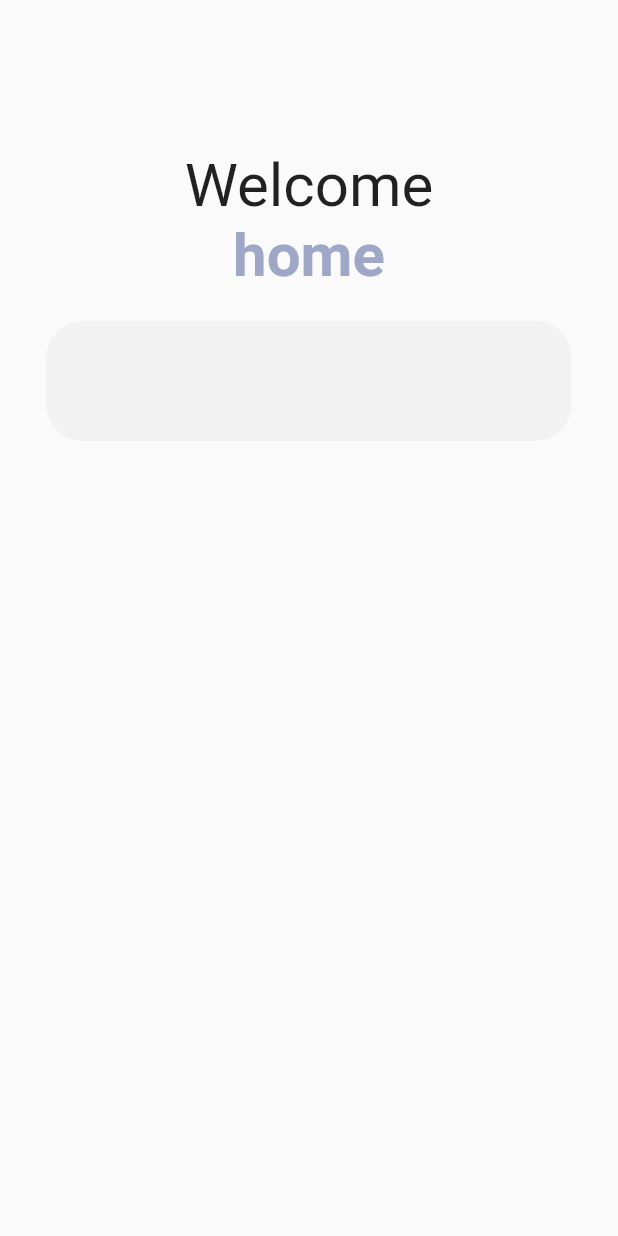
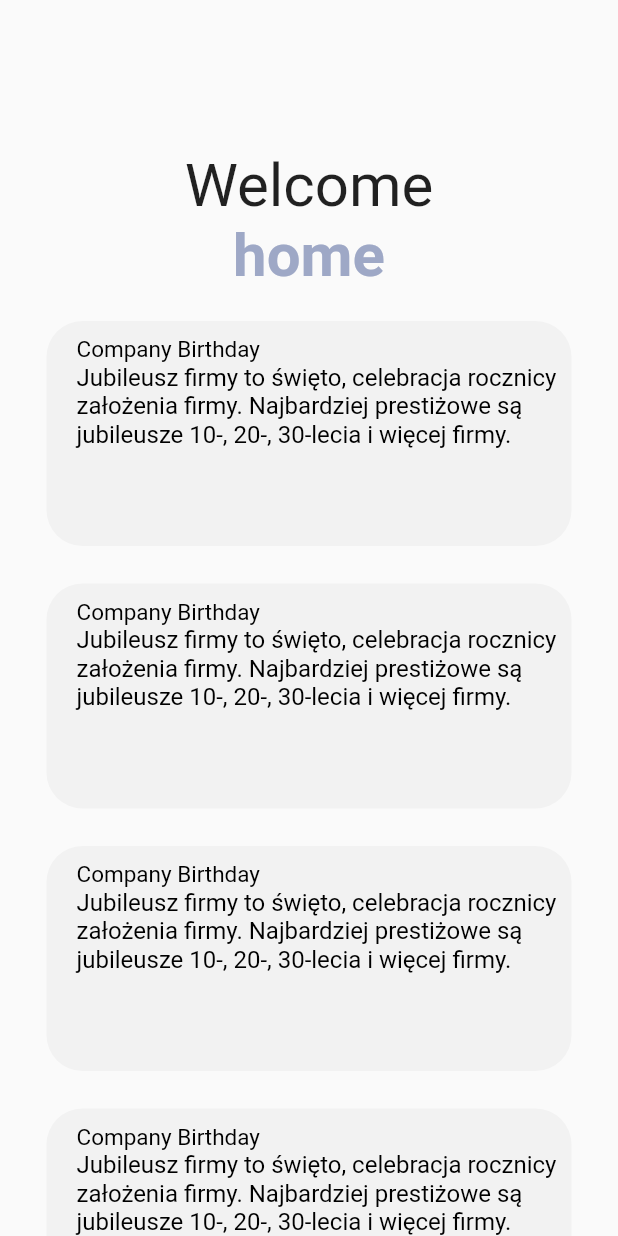
Before and after one commit to KamilJuraszek/home_screen, a Flutter app: the screen it shows after launch, on a phone screen of 412 x 824 dp. Run offline on Flutter 3.47's test engine with Material 2 defaults, Android fonts, the phone set to English and light mode, and no system bars.

Commit message:
Initial commit

```diff
--- a/lib/main.dart
+++ b/lib/main.dart
@@ -10,10 +10,8 @@ class MyApp extends StatelessWidget {
   @override
   Widget build(BuildContext context) {
     return MaterialApp(
+      debugShowCheckedModeBanner: false,
       title: 'Home Screen',
-      theme: ThemeData(
-        primarySwatch: Colors.blue,
-      ),
       home: const MyHomePage(title: 'Home'),
     );
   }
@@ -36,9 +34,11 @@ class _MyHomePageState extends State<MyHomePage> {
     return Scaffold(
       body: SingleChildScrollView(
         child: Column(
+          mainAxisAlignment: MainAxisAlignment.spaceEvenly,
           children: [Padding(
             padding: EdgeInsets.only(top: 100),
-            child: Text(
+            child:
+            Text(
               'Welcome',
               style: TextStyle(
                 fontSize: 40),
@@ -47,7 +47,7 @@ class _MyHomePageState extends State<MyHomePage> {
             Text(
               'home',
                 style: TextStyle(
-                  color: Color(0xff9ea8c6),
+                    color: Color(0xff9ea8c6),
                 fontWeight: FontWeight.bold,
                 fontSize: 40),
             ),
@@ -58,11 +58,141 @@ class _MyHomePageState extends State<MyHomePage> {
               children: [
                 Container(
                   width: 350,
-                  height: 80,
+                  height: 150,
                   decoration: BoxDecoration(
                      borderRadius: BorderRadius.circular(24.0),
                     color: Color(0xfff2f2f2),
                   ),
+                  child:
+                    Padding(
+                      padding: EdgeInsets.only(left:20, top:10, bottom: 5, right: 10),
+                      child: Column(
+                        mainAxisSize: MainAxisSize.min,
+                        crossAxisAlignment: CrossAxisAlignment.start,
+                        children: [
+                          Text(
+                            'Company Birthday',
+                            style: TextStyle(
+                                fontSize: 15,
+                                color: Colors.black),
+                          ),
+                          Text(
+                            'Jubileusz firmy to święto, celebracja rocznicy założenia firmy. Najbardziej prestiżowe są jubileusze 10-, 20-, 30-lecia i więcej firmy.',
+                            style: TextStyle(
+                                fontSize: 16,
+                                color: Colors.black),
+                          ),
+                        ],
+                      ),
+                    ),
+                ),
+            ],
+            ),
+            Row(
+              mainAxisAlignment: MainAxisAlignment.center,
+              children: [
+                Padding(padding: EdgeInsets.only(top: 200),),
+                Container(
+                    width: 350,
+                    height: 150,
+                    decoration: BoxDecoration(
+                      borderRadius: BorderRadius.circular(24.0),
+                      color: Color(0xfff2f2f2),
+                    ),
+                    child:
+                    Padding(
+                      padding: EdgeInsets.only(left:20, top:10, bottom: 5, right: 10),
+                      child: Column(
+                        mainAxisSize: MainAxisSize.min,
+                        crossAxisAlignment: CrossAxisAlignment.start,
+                        children: [
+                          Text(
+                            'Company Birthday',
+                            style: TextStyle(
+                                fontSize: 15,
+                                color: Colors.black),
+                          ),
+                          Text(
+                            'Jubileusz firmy to święto, celebracja rocznicy założenia firmy. Najbardziej prestiżowe są jubileusze 10-, 20-, 30-lecia i więcej firmy.',
+                            style: TextStyle(
+                                fontSize: 16,
+                                color: Colors.black),
+                          ),
+                        ],
+                      ),
+                    )
+                ),
+              ],
+            ),
+            Row(
+              mainAxisAlignment: MainAxisAlignment.center,
+              children: [
+                Padding(padding: EdgeInsets.only(top: 150),),
+                Container(
+                    width: 350,
+                    height: 150,
+                    decoration: BoxDecoration(
+                      borderRadius: BorderRadius.circular(24.0),
+                      color: Color(0xfff2f2f2),
+                    ),
+                    child:
+                    Padding(
+                      padding: EdgeInsets.only(left:20, top:10, bottom: 5, right: 10),
+                      child: Column(
+                        mainAxisSize: MainAxisSize.min,
+                        crossAxisAlignment: CrossAxisAlignment.start,
+                        children: [
+                          Text(
+                            'Company Birthday',
+                            style: TextStyle(
+                                fontSize: 15,
+                                color: Colors.black),
+                          ),
+                          Text(
+                            'Jubileusz firmy to święto, celebracja rocznicy założenia firmy. Najbardziej prestiżowe są jubileusze 10-, 20-, 30-lecia i więcej firmy.',
+                            style: TextStyle(
+                                fontSize: 16,
+                                color: Colors.black),
+                          ),
+                        ],
+                      ),
+                    )
+                ),
+              ],
+            ),
+            Row(
+              mainAxisAlignment: MainAxisAlignment.center,
+              children: [
+                Padding(padding: EdgeInsets.only(top: 200),),
+                Container(
+                    width: 350,
+                    height: 150,
+                    decoration: BoxDecoration(
+                      borderRadius: BorderRadius.circular(24.0),
+                      color: Color(0xfff2f2f2),
+                    ),
+                    child:
+                    Padding(
+                      padding: EdgeInsets.only(left:20, top:10, bottom: 5, right: 10),
+                      child: Column(
+                        mainAxisSize: MainAxisSize.min,
+                        crossAxisAlignment: CrossAxisAlignment.start,
+                        children: [
+                          Text(
+                            'Company Birthday',
+                            style: TextStyle(
+                                fontSize: 15,
+                                color: Colors.black),
+                          ),
+                          Text(
+                            'Jubileusz firmy to święto, celebracja rocznicy założenia firmy. Najbardziej prestiżowe są jubileusze 10-, 20-, 30-lecia i więcej firmy.',
+                            style: TextStyle(
+                                fontSize: 16,
+                                color: Colors.black),
+                          ),
+                        ],
+                      ),
+                    )
                 ),
               ],
             ),
```
